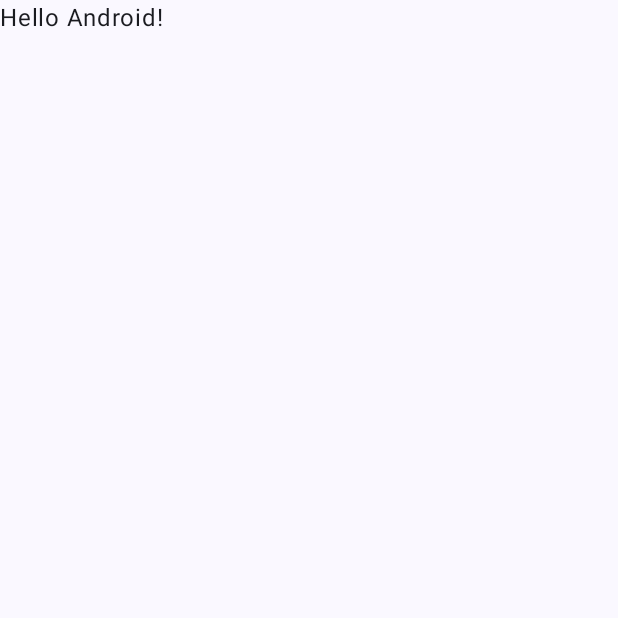
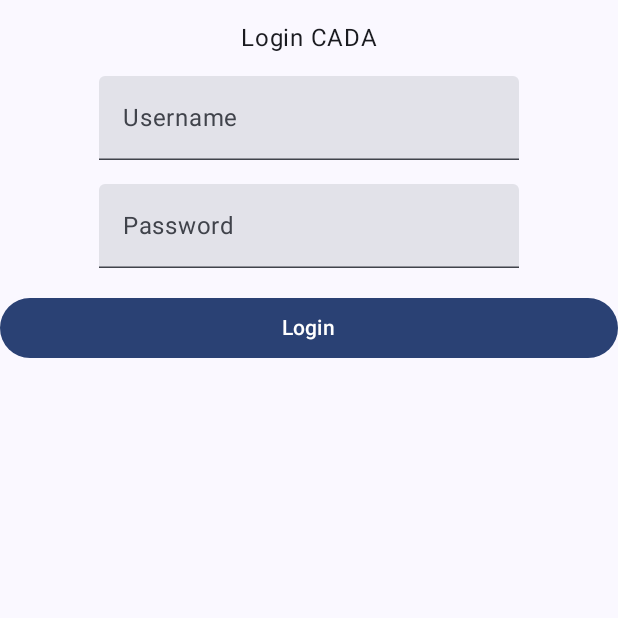
Before and after one commit to wallace0123456/Android_project_3053643, an Android app built with Jetpack Compose: the screen it shows after launch (MainActivity before the commit, Login after it), on a phone screen of 412 x 824 dp, the top half of it. Before the commit the part shown is almost empty. Run offline under Robolectric (Android 15) with nearby library versions, the phone set to English and light mode, and no system bars.

Commit message:
Create a login activity of the app

```diff
--- /dev/null
+++ b/app/src/main/java/com/griffith/md_project_3053643/Login.kt
@@ -0,0 +1,80 @@
+package com.griffith.md_project_3053643
+
+import android.content.Intent
+import android.os.Bundle
+import androidx.activity.ComponentActivity
+import androidx.activity.compose.setContent
+import androidx.compose.foundation.layout.Column
+import androidx.compose.foundation.layout.fillMaxSize
+import androidx.compose.foundation.layout.fillMaxWidth
+import androidx.compose.foundation.layout.padding
+import androidx.compose.material3.Button
+import androidx.compose.material3.ExperimentalMaterial3Api
+import androidx.compose.material3.MaterialTheme
+import androidx.compose.material3.Surface
+import androidx.compose.material3.Text
+import androidx.compose.material3.TextField
+import androidx.compose.runtime.Composable
+import androidx.compose.runtime.mutableStateOf
+import androidx.compose.runtime.remember
+import androidx.compose.ui.Alignment
+import androidx.compose.ui.Modifier
+import androidx.compose.ui.tooling.preview.Preview
+import androidx.compose.ui.unit.dp
+import androidx.core.content.ContextCompat.startActivity
+import androidx.navigation.NavController
+import androidx.navigation.compose.rememberNavController
+import com.griffith.md_project_3053643.ui.theme.MD_project_3053643Theme
+
+class Login : ComponentActivity() {
+    override fun onCreate(savedInstanceState: Bundle?) {
+        super.onCreate(savedInstanceState)
+        setContent {
+            val navController = rememberNavController()
+            MD_project_3053643Theme {
+                // A surface container using the 'background' color from the theme
+                Surface(
+                    modifier = Modifier.fillMaxSize(),
+                    color = MaterialTheme.colorScheme.background
+                ) {
+                    LoginPage(navController)
+
+                    }
+                }
+            }
+        }
+    }
+
+
+@OptIn(ExperimentalMaterial3Api::class)
+@Composable
+fun LoginPage(navController: NavController) {
+    Column(
+        modifier = Modifier.fillMaxSize(),
+        horizontalAlignment = Alignment.CenterHorizontally
+    ){
+      Text(text = "Login CADA",
+           style = MaterialTheme.typography.bodyLarge,
+           modifier = Modifier.padding(bottom = 16.dp, top = 16.dp)
+      )
+      TextField(value ="" ,
+          onValueChange ={ } ,
+          label = { Text("Username")},
+          modifier = Modifier.padding(bottom = 16.dp)
+      )
+      TextField(value = "",
+          onValueChange ={},
+          label={ Text("Password")},
+          modifier = Modifier.padding(bottom = 16.dp)
+      )
+      Button(
+          onClick = {navController.navigate("Main")},
+          modifier = Modifier
+              .fillMaxWidth()
+              .padding(bottom = 16.dp)
+      )
+      {
+          Text("Login")
+      }
+    }
+}
--- a/app/src/main/java/com/griffith/md_project_3053643/MainActivity.kt
+++ b/app/src/main/java/com/griffith/md_project_3053643/MainActivity.kt
@@ -1,15 +1,22 @@
 package com.griffith.md_project_3053643
 
 import android.os.Bundle
+import android.service.controls.templates.TemperatureControlTemplate
 import androidx.activity.ComponentActivity
 import androidx.activity.compose.setContent
+import androidx.compose.foundation.layout.Column
 import androidx.compose.foundation.layout.fillMaxSize
+import androidx.compose.foundation.layout.padding
+import androidx.compose.material3.Button
 import androidx.compose.material3.MaterialTheme
+import androidx.compose.material3.OutlinedTextField
 import androidx.compose.material3.Surface
 import androidx.compose.material3.Text
 import androidx.compose.runtime.Composable
+import androidx.compose.ui.Alignment
 import androidx.compose.ui.Modifier
 import androidx.compose.ui.tooling.preview.Preview
+import androidx.compose.ui.unit.dp
 import com.griffith.md_project_3053643.ui.theme.MD_project_3053643Theme
 
 class MainActivity : ComponentActivity() {
@@ -22,25 +29,10 @@ class MainActivity : ComponentActivity() {
                     modifier = Modifier.fillMaxSize(),
                     color = MaterialTheme.colorScheme.background
                 ) {
-                    Greeting("Android")
+                    Text("This is the main page!")
                 }
+
             }
         }
     }
 }
-
-@Composable
-fun Greeting(name: String, modifier: Modifier = Modifier) {
-    Text(
-        text = "Hello $name!",
-        modifier = modifier
-    )
-}
-
-@Preview(showBackground = true)
-@Composable
-fun GreetingPreview() {
-    MD_project_3053643Theme {
-        Greeting("Android")
-    }
-}
--- a/app/src/main/res/values/strings.xml
+++ b/app/src/main/res/values/strings.xml
@@ -1,3 +1,4 @@
 <resources>
     <string name="app_name">MD_project_3053643</string>
+    <string name="title_activity_login">Login</string>
 </resources>
```
Also changed, not shown: app/build.gradle.kts (+15 -3 lines), app/src/main/AndroidManifest.xml (+12 -1 lines).
